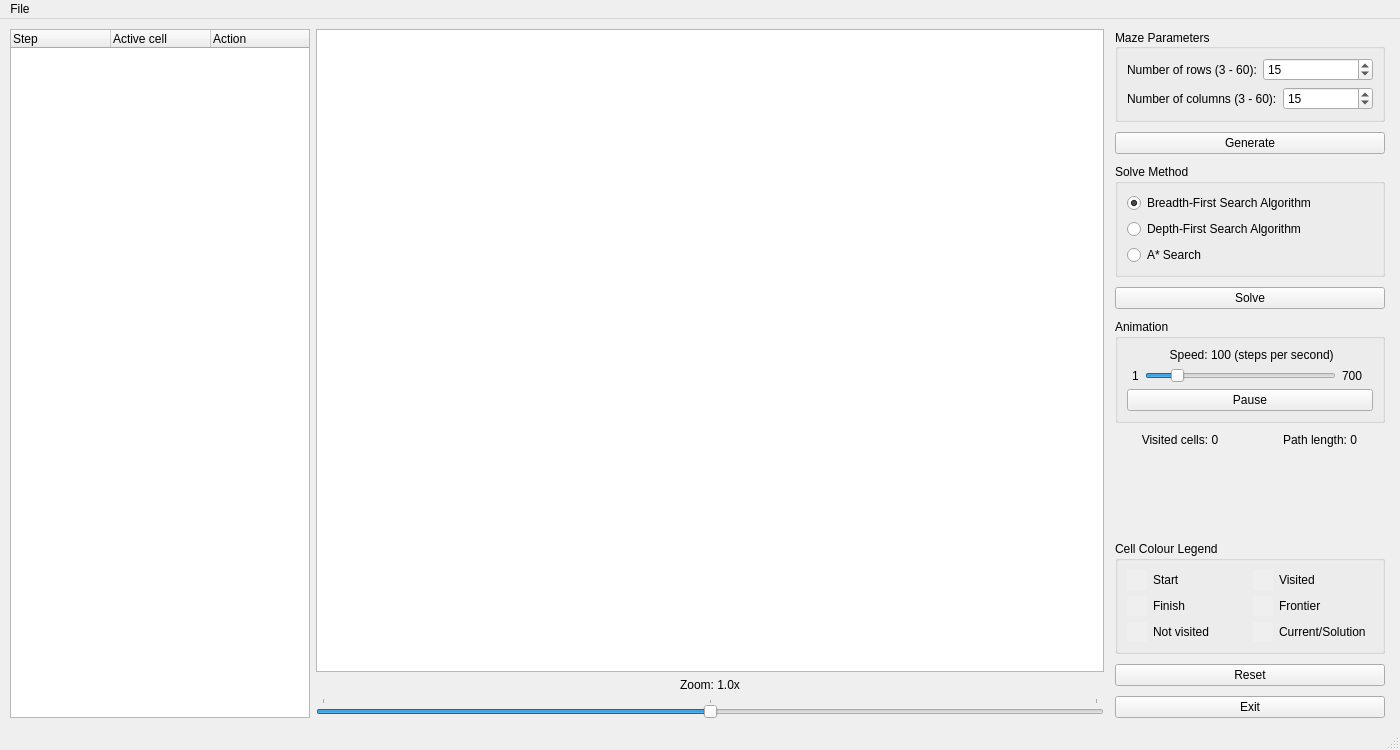
Qt form MazeSolver/mainwindow.ui (patrykkuta/Maze-Solver) before a commit.
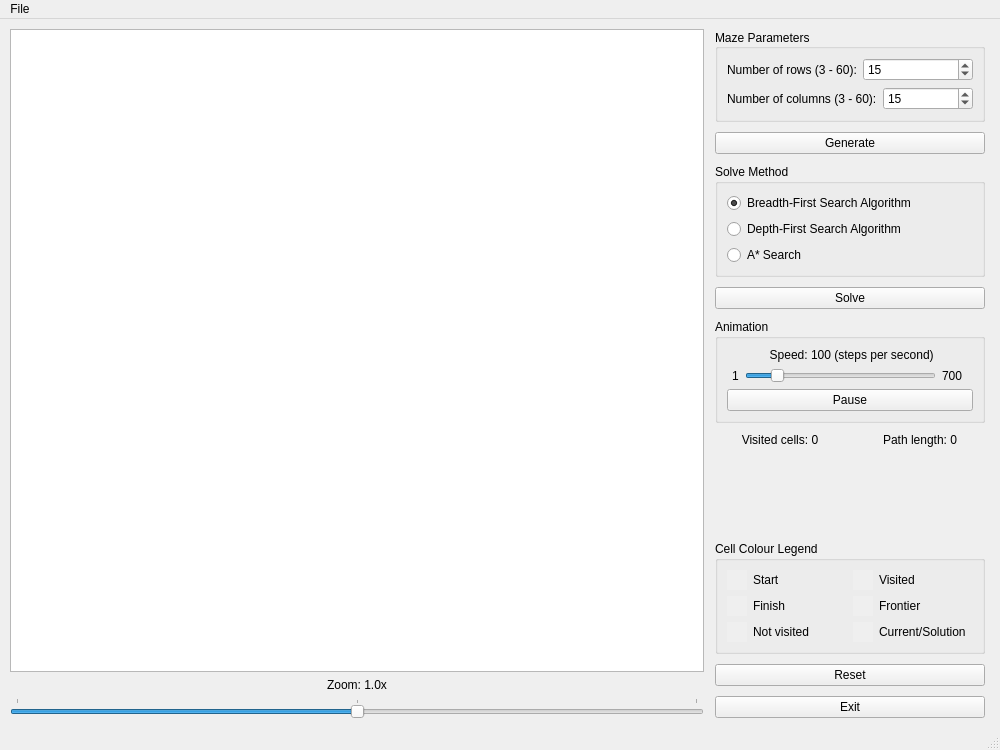
The same form after that commit.

Diff of the .ui file:
```diff
--- a/MazeSolver/mainwindow.ui
+++ b/MazeSolver/mainwindow.ui
@@ -9,13 +9,13 @@
    <rect>
     <x>0</x>
     <y>0</y>
-    <width>1400</width>
+    <width>1000</width>
     <height>750</height>
    </rect>
   </property>
   <property name="minimumSize">
    <size>
-    <width>1300</width>
+    <width>1000</width>
     <height>750</height>
    </size>
   </property>
@@ -51,64 +51,6 @@
     <property name="bottomMargin">
      <number>10</number>
     </property>
-    <item>
-     <widget class="QTableWidget" name="stepsTable">
-      <property name="sizePolicy">
-       <sizepolicy hsizetype="Fixed" vsizetype="Expanding">
-        <horstretch>0</horstretch>
-        <verstretch>0</verstretch>
-       </sizepolicy>
-      </property>
-      <property name="minimumSize">
-       <size>
-        <width>300</width>
-        <height>0</height>
-       </size>
-      </property>
-      <property name="maximumSize">
-       <size>
-        <width>300</width>
-        <height>16777215</height>
-       </size>
-      </property>
-      <property name="verticalScrollBarPolicy">
-       <enum>Qt::ScrollBarAsNeeded</enum>
-      </property>
-      <property name="horizontalScrollBarPolicy">
-       <enum>Qt::ScrollBarAlwaysOff</enum>
-      </property>
-      <property name="sizeAdjustPolicy">
-       <enum>QAbstractScrollArea::AdjustToContents</enum>
-      </property>
-      <property name="columnCount">
-       <number>3</number>
-      </property>
-      <column>
-       <property name="text">
-        <string>Step</string>
-       </property>
-       <property name="textAlignment">
-        <set>AlignLeading|AlignVCenter</set>
-       </property>
-      </column>
-      <column>
-       <property name="text">
-        <string>Active cell</string>
-       </property>
-       <property name="textAlignment">
-        <set>AlignLeading|AlignVCenter</set>
-       </property>
-      </column>
-      <column>
-       <property name="text">
-        <string>Action</string>
-       </property>
-       <property name="textAlignment">
-        <set>AlignLeading|AlignVCenter</set>
-       </property>
-      </column>
-     </widget>
-    </item>
     <item>
      <layout class="QVBoxLayout" name="verticalLayout_7">
       <item>
@@ -785,7 +727,7 @@
     <rect>
      <x>0</x>
      <y>0</y>
-     <width>1400</width>
+     <width>1000</width>
      <height>21</height>
     </rect>
    </property>
```
Left out of the diff: 12 changed lines with no effect on the pictures.
